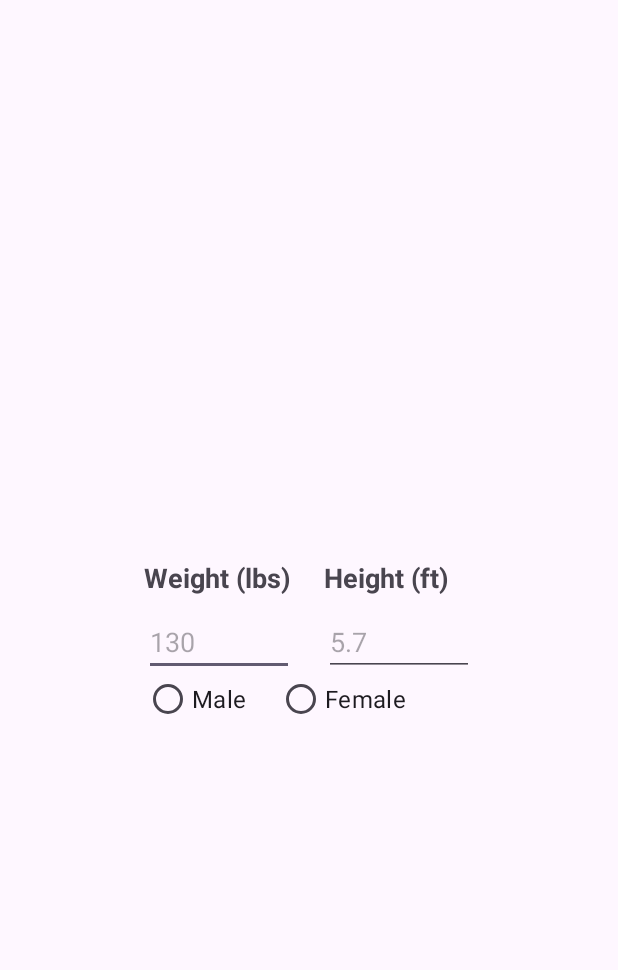
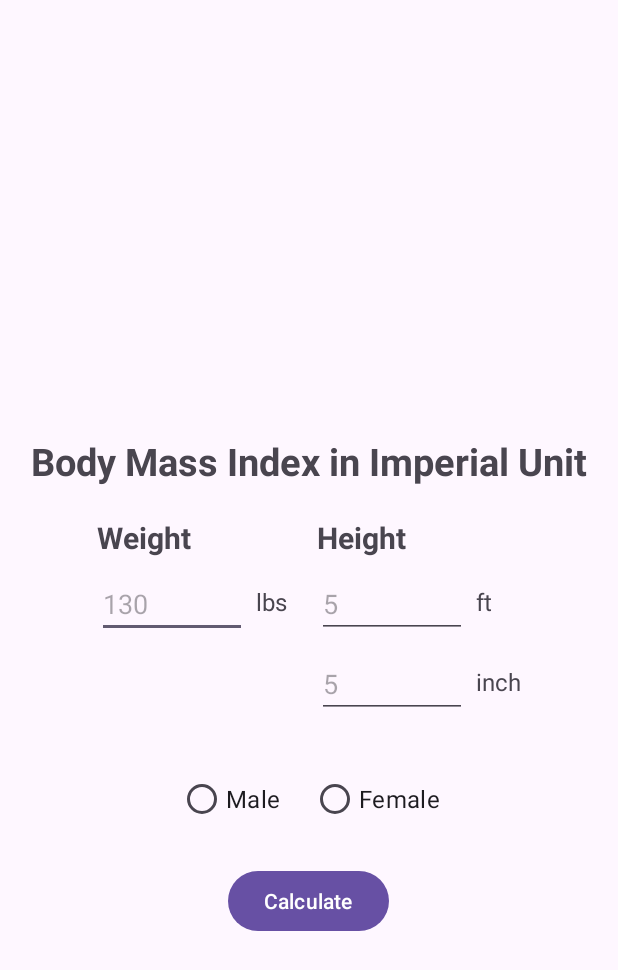
Before and after one commit to evanch98/bmi-android-kotlin, an Android app: the screen it shows after launch (MainActivity), on a phone screen of 412 x 824 dp. Shown: the top 970 px of the screen. Run offline under Robolectric (Android 15) with nearby library versions, the phone set to English and light mode, and no system bars.

Commit message:
update the activity_main.xml

```diff
--- a/app/src/main/res/layout/activity_main.xml
+++ b/app/src/main/res/layout/activity_main.xml
@@ -7,12 +7,24 @@
     tools:context=".MainActivity">
 
     <RelativeLayout
-        android:layout_width="wrap_content"
-        android:layout_height="wrap_content"
+        android:layout_width="match_parent"
+        android:layout_height="match_parent"
         android:layout_centerInParent="true">
+
+        <TextView
+            android:layout_above="@+id/rlWeightHeight"
+            android:id="@+id/tvTitle"
+            android:layout_width="match_parent"
+            android:layout_height="wrap_content"
+            android:text="Body Mass Index in Imperial Unit"
+            android:textSize="25sp"
+            android:textStyle="bold"
+            android:textAlignment="center"
+            />
 
         <RelativeLayout
             android:id="@+id/rlWeightHeight"
+            android:layout_marginTop="20dp"
             android:layout_width="wrap_content"
             android:layout_height="wrap_content"
             android:layout_centerInParent="true">
@@ -26,8 +38,8 @@
                     android:id="@+id/tvBodyWeight"
                     android:layout_width="wrap_content"
                     android:layout_height="wrap_content"
-                    android:text="Weight (lbs)"
-                    android:textSize="18sp"
+                    android:text="Weight"
+                    android:textSize="20sp"
                     android:textStyle="bold" />
 
                 <EditText
@@ -37,6 +49,16 @@
                     android:layout_below="@+id/tvBodyWeight"
                     android:layout_marginTop="8dp"
                     android:hint="130" />
+
+                <TextView
+                    android:layout_width="wrap_content"
+                    android:layout_height="wrap_content"
+                    android:layout_below="@+id/tvBodyWeight"
+                    android:layout_marginStart="6dp"
+                    android:layout_marginTop="18dp"
+                    android:layout_toEndOf="@id/etBodyWeight"
+                    android:text="lbs"
+                    android:textSize="16sp" />
             </RelativeLayout>
 
             <RelativeLayout
@@ -50,8 +72,8 @@
                     android:id="@+id/tvHeight"
                     android:layout_width="wrap_content"
                     android:layout_height="wrap_content"
-                    android:text="Height (ft)"
-                    android:textSize="18sp"
+                    android:text="Height"
+                    android:textSize="20sp"
                     android:textStyle="bold" />
 
                 <EditText
@@ -60,7 +82,35 @@
                     android:layout_height="wrap_content"
                     android:layout_below="@+id/tvHeight"
                     android:layout_marginTop="8dp"
-                    android:hint="5.7" />
+                    android:hint="5" />
+
+                <TextView
+                    android:layout_width="wrap_content"
+                    android:layout_height="wrap_content"
+                    android:layout_below="@+id/tvHeight"
+                    android:layout_marginStart="6dp"
+                    android:layout_marginTop="18dp"
+                    android:layout_toEndOf="@id/etHeight"
+                    android:text="ft"
+                    android:textSize="16sp" />
+
+                <EditText
+                    android:id="@+id/etHeightInch"
+                    android:layout_width="100dp"
+                    android:layout_height="wrap_content"
+                    android:layout_below="@+id/etHeight"
+                    android:layout_marginTop="8dp"
+                    android:hint="5" />
+
+                <TextView
+                    android:layout_width="wrap_content"
+                    android:layout_height="wrap_content"
+                    android:layout_below="@+id/etHeight"
+                    android:layout_marginStart="6dp"
+                    android:layout_marginTop="18dp"
+                    android:layout_toEndOf="@id/etHeightInch"
+                    android:text="inch"
+                    android:textSize="16sp" />
             </RelativeLayout>
 
         </RelativeLayout>
@@ -70,7 +120,8 @@
             android:layout_width="wrap_content"
             android:layout_height="wrap_content"
             android:layout_below="@+id/rlWeightHeight"
-            android:layout_marginTop="30dp">
+            android:layout_marginTop="30dp"
+            android:layout_centerHorizontal="true">
 
             <RelativeLayout
                 android:layout_width="wrap_content"
@@ -93,6 +144,15 @@
             </RelativeLayout>
         </RadioGroup>
 
+        <Button
+            android:id="@+id/btnCalculate"
+            android:layout_width="wrap_content"
+            android:layout_height="wrap_content"
+            android:layout_below="@+id/rgGender"
+            android:layout_centerHorizontal="true"
+            android:layout_marginTop="20dp"
+            android:text="Calculate"/>
+
     </RelativeLayout>
 
 </RelativeLayout>
```
